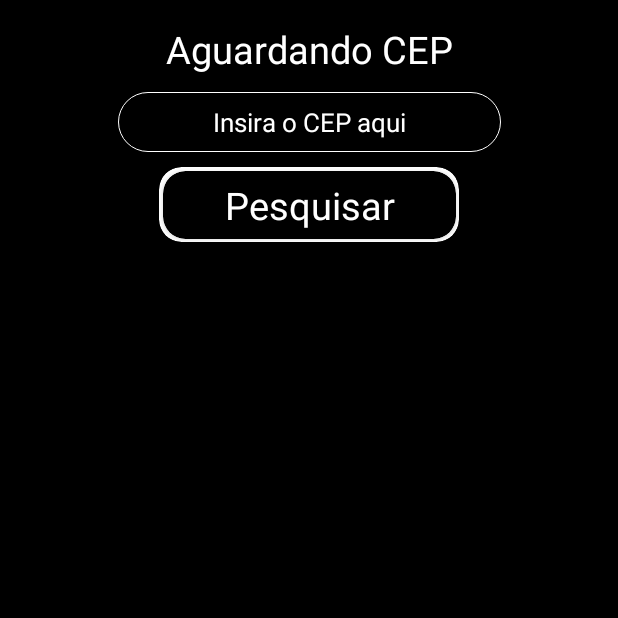
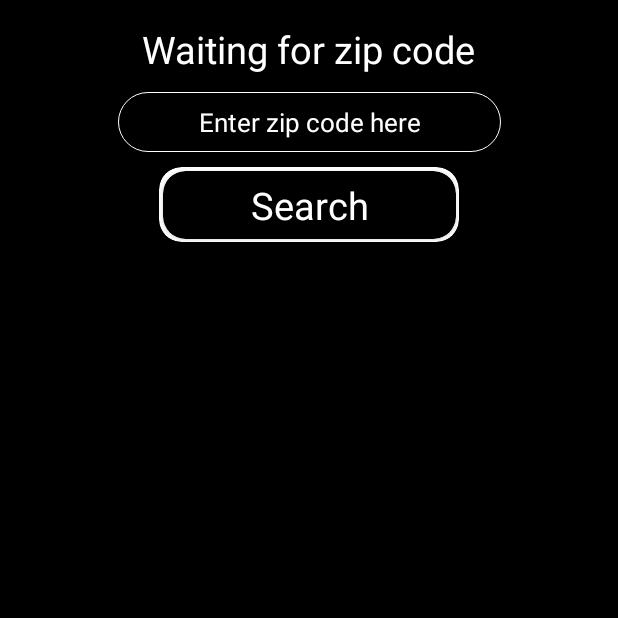
Before and after one commit to Kauavitorio/AddressLockup, an Android app: the Find_with_postal_code screen opened directly, with no data from a screen before it, on a phone screen of 412 x 824 dp, the top half of it. Run offline under Robolectric (Android 15) with nearby library versions, the phone set to English and light mode, and no system bars.

Commit message:
Set string and translation

```diff
--- a/app/src/main/res/values/strings.xml
+++ b/app/src/main/res/values/strings.xml
@@ -1,25 +1,31 @@
-<resources>
-    <string name="app_name">FindAddress</string>
-    <string name="title_activity_splash">FullscreenActivity</string>
-    <string name="dummy_button">Dummy Button</string>
-    <string name="dummy_content">DUMMY\nCONTENT</string>
-    <string name="tentarnovamente">Tentar Novamente</string>
-    <string name="findforaddress">Buscar\nPor\nEndereço</string>
-    <string name="findforpostalcode">Buscar\nPor\nCep</string>
-    <string name="insertpostalcodehere">Insira o CEP aqui</string>
-    <string name="aguardando_cep">Aguardando CEP</string>
-    <string name="search">Pesquisar</string>
-    <string name="result_of">Esses são os resultados de:</string>
-    <string name="address">Endereço:</string>
-    <string name="complement">Complemento:</string>
-    <string name="district">Bairro:</string>
-    <string name="localidade">Localidade:</string>
-    <string name="state">Estado:</string>
+<resources xmlns:tools="http://schemas.android.com/tools">
+    <string name="app_name">Find Address</string>
+
+    <!--Error-->
+    <string name="alerterror">There was an error, please check the reported zip code. If the error persists, contact the developer.</string>
+
+    <!--Result-->
+    <string name="address">"Address: "</string>
+    <string name="complement">"Complement: "</string>
+    <string name="district">"District: "</string>
+    <string name="localidade">Locality:</string>
+    <string name="state">State:</string>
     <string name="ibge">IBGE:</string>
     <string name="gia">GIA :</string>
     <string name="ddd">DDD:</string>
     <string name="siafi">SIAFI:</string>
-    <string name="newsearch">Nova Pesquisa</string>
-    <string name="goback">Voltar</string>
-    <string name="carregando">Loading..</string>
-</resources>
+
+    <!--Buttons-->
+    <string name="newsearch">New search</string>
+    <string name="goback">Go Back</string>
+
+    <!--Tools-->
+    <string name="tentarnovamente">Try again</string>
+    <string name="carregando" tools:ignore="TypographyEllipsis">Loading...</string>
+    <string name="findforaddress">Search By Address</string>
+    <string name="findforpostalcode">Search by zip code</string>
+    <string name="insertpostalcodehere">Enter zip code here</string>
+    <string name="aguardando_cep">Waiting for zip code</string>
+    <string name="search">Search</string>
+    <string name="result_of">These are the results of:</string>
+   </resources>
```
Also changed, not shown: app/src/main/java/com/example/findaddress/Find_with_postal_code.java (+62 -21 lines), 1 other file.
